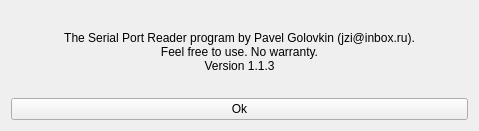
This is ui/aboutform.ui in krang4d/SerialPY as Qt 5 draws it before an edit. The edited form follows.
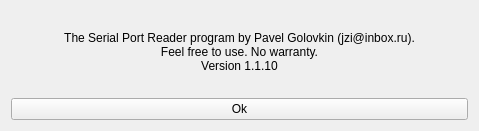
This is the edited form.

Commit message: update version 1.1.10, init new branch dev

```diff
--- a/ui/aboutform.ui
+++ b/ui/aboutform.ui
@@ -30,7 +30,7 @@
        <property name="text">
         <string>The Serial Port Reader program by Pavel Golovkin (jzi@inbox.ru).
 Feel free to use. No warranty.
-Version 1.1.3</string>
+Version 1.1.10</string>
        </property>
        <property name="alignment">
         <set>Qt::AlignCenter</set>
```
The commit also changes 3 other files.
